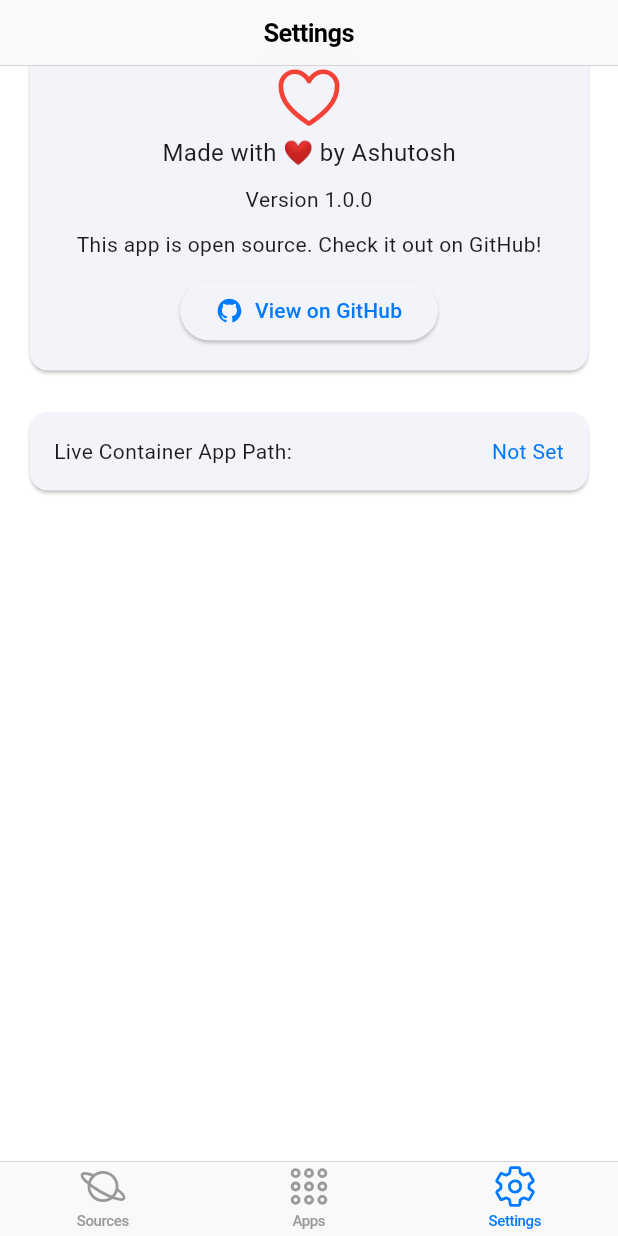
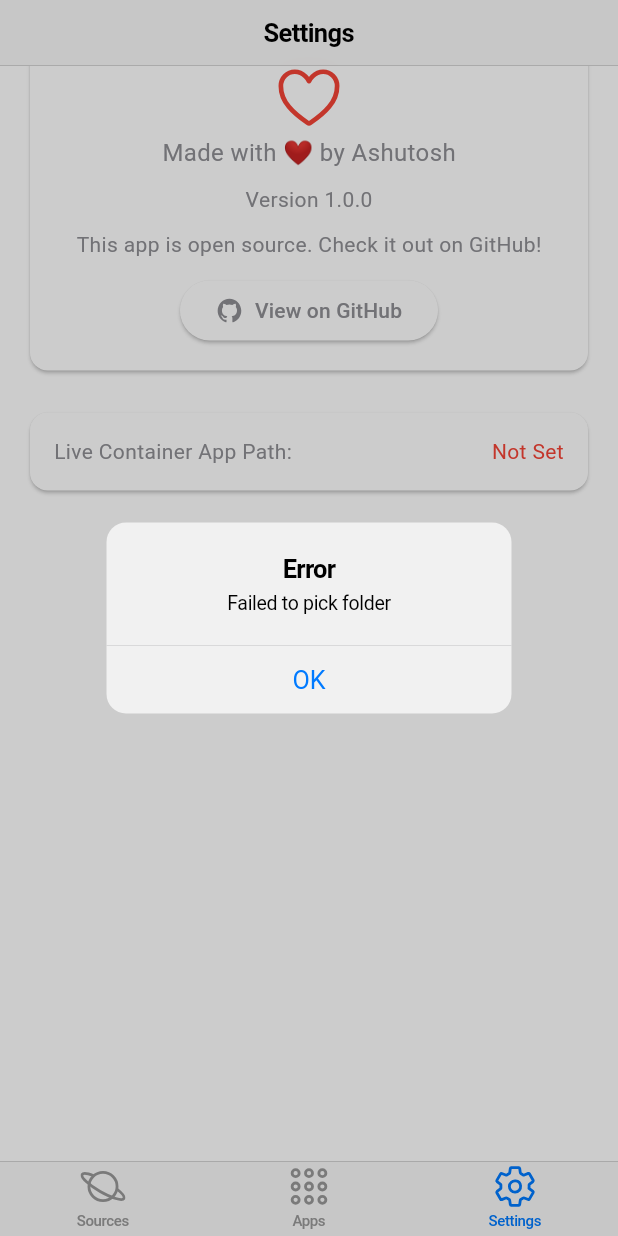
Before and after one commit to asrma7/liveapps, a Flutter app: the screen it shows after launch, item 3 of the bottom bar chosen, scrolled down 96 dp, after a tap on "Not Set", on a phone screen of 412 x 824 dp. Run offline on Flutter 3.47's test engine with Material 3 defaults, Android fonts, the phone set to English and light mode, and no system bars; our stand-ins replace dio, file_picker, ionicons, shared_preferences, sqflite; accounts and stored records are empty.

Commit message:
feat: Enable file sharing and document picker in Info.plist, enhance UI in SettingsPage, and refactor AppsPage for improved app display and sorting

```diff
--- a/lib/screens/settings_page.dart
+++ b/lib/screens/settings_page.dart
@@ -50,6 +50,9 @@ class _SettingsPageState extends State<SettingsPage> {
                       crossAxisAlignment: CrossAxisAlignment.stretch,
                       children: [
                         Card(
+                          color: CupertinoColors.systemBackground.resolveFrom(
+                            context,
+                          ),
                           child: Padding(
                             padding: const EdgeInsets.all(16.0),
                             child: Column(
@@ -61,20 +64,35 @@ class _SettingsPageState extends State<SettingsPage> {
                                 ),
                                 const Text(
                                   'Made with ❤️ by Ashutosh',
-                                  style: TextStyle(fontSize: 16),
+                                  style: TextStyle(
+                                    color: CupertinoColors.systemGrey,
+                                    fontSize: 16,
+                                  ),
                                 ),
                                 const SizedBox(height: 10),
                                 const Text(
                                   'Version 1.0.0',
-                                  style: TextStyle(fontSize: 14),
+                                  style: TextStyle(
+                                    color: CupertinoColors.systemGrey,
+                                    fontSize: 14,
+                                  ),
                                 ),
                                 const SizedBox(height: 10),
                                 const Text(
                                   'This app is open source. Check it out on GitHub!',
-                                  style: TextStyle(fontSize: 14),
+                                  style: TextStyle(
+                                    color: CupertinoColors.systemGrey,
+                                    fontSize: 14,
+                                  ),
                                 ),
                                 const SizedBox(height: 10),
                                 ElevatedButton(
+                                  style: ElevatedButton.styleFrom(
+                                    backgroundColor: CupertinoColors
+                                        .systemBackground
+                                        .resolveFrom(context),
+                                    foregroundColor: CupertinoColors.systemGrey,
+                                  ),
                                   onPressed: () {
                                     // Open GitHub link https://github.com/asrma7/liveapps
                                     url_launcher.launchUrl(
@@ -98,16 +116,24 @@ class _SettingsPageState extends State<SettingsPage> {
                         ),
                         const SizedBox(height: 20),
                         Card(
+                          color: CupertinoColors.systemBackground.resolveFrom(
+                            context,
+                          ),
                           child: Padding(
                             padding: const EdgeInsets.all(16.0),
                             child: Row(
                               children: [
-                                const Text("Live Container App Path:"),
+                                const Text(
+                                  "Live Container App Path:",
+                                  style: TextStyle(
+                                    color: CupertinoColors.systemGrey,
+                                  ),
+                                ),
                                 const SizedBox(width: 10),
                                 Expanded(
                                   child: GestureDetector(
                                     onTap: () async {
-                                      String? result = await FilePicker.platform
+                                      final result = await FilePicker.platform
                                           .getDirectoryPath();
                                       if (result != null) {
                                         await prefs.setString(
@@ -117,6 +143,26 @@ class _SettingsPageState extends State<SettingsPage> {
                                         setState(() {
                                           liveContainerAppPath = result;
                                         });
+                                      } else {
+                                        showCupertinoDialog(
+                                          context: context,
+                                          builder: (context) {
+                                            return CupertinoAlertDialog(
+                                              title: const Text("Error"),
+                                              content: const Text(
+                                                "Failed to pick folder",
+                                              ),
+                                              actions: [
+                                                CupertinoDialogAction(
+                                                  onPressed: () {
+                                                    Navigator.of(context).pop();
+                                                  },
+                                                  child: const Text("OK"),
+                                                ),
+                                              ],
+                                            );
+                                          },
+                                        );
                                       }
                                     },
                                     child: Tooltip(
@@ -125,9 +171,10 @@ class _SettingsPageState extends State<SettingsPage> {
                                         liveContainerAppPath,
                                         textAlign: TextAlign.end,
                                         style: TextStyle(
-                                          color: Theme.of(
-                                            context,
-                                          ).colorScheme.primary,
+                                          color:
+                                              liveContainerAppPath == 'Not Set'
+                                              ? Colors.red
+                                              : CupertinoColors.activeBlue,
                                         ),
                                         overflow: TextOverflow.ellipsis,
                                       ),
--- a/pubspec.yaml
+++ b/pubspec.yaml
@@ -42,8 +42,8 @@ dependencies:
   dio: ^5.9.0
   path_provider: ^2.1.5
   url_launcher: ^6.3.2
+  shared_preferences: ^2.5.3
   file_picker: ^10.3.2
-  shared_preferences: ^2.5.3
 
 dev_dependencies:
   flutter_test:
```
Also changed, not shown: lib/screens/apps_page.dart (+26 -38 lines), 1 other file.
